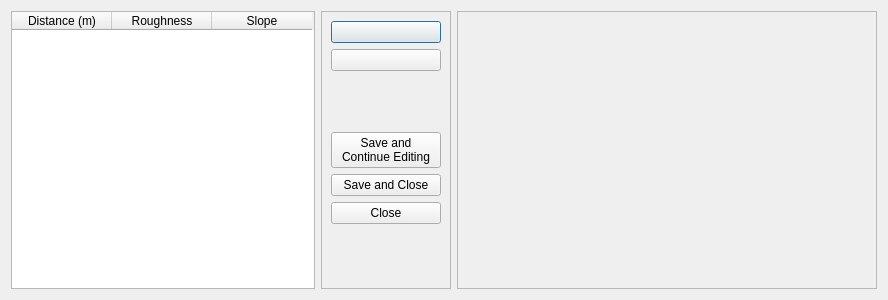
The window that ui/buffer_segment.ui (Inigobarbe/VFSMOD-GUI) describes before a commit, drawn with Qt 5.
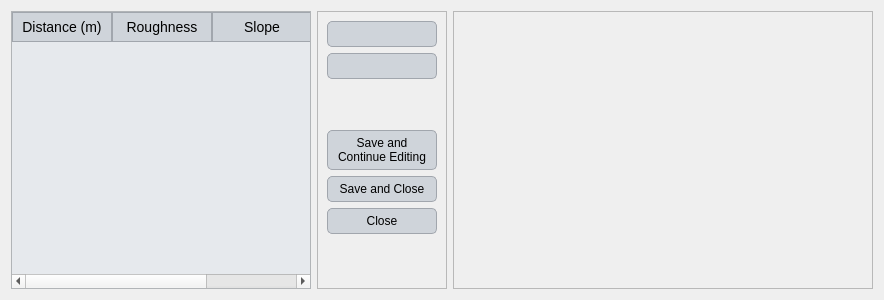
The same window after the commit.

Diff of the .ui file:
```diff
--- a/ui/buffer_segment.ui
+++ b/ui/buffer_segment.ui
@@ -6,13 +6,116 @@
    <rect>
     <x>0</x>
     <y>0</y>
-    <width>888</width>
+    <width>884</width>
     <height>300</height>
    </rect>
   </property>
   <property name="windowTitle">
    <string>Dialog</string>
   </property>
+  <property name="styleSheet">
+   <string notr="true">QLabel {
+    font-family: 'Georgia'; /* Cambiar la fuente a Georgia */
+    font-size: 16px; /* Cambiar el tamaño de la fuente */
+    color: #000000; /* Color del texto (blanco) */
+}
+
+QLineEdit {
+    font-family: 'Georgia'; /* Cambiar la fuente a Georgia */
+    font-size: 14px; /* Cambiar el tamaño de la fuente */
+    color: #000000; /* Color del texto (blanco) */
+    background-color: #f0f0f0; /* Color de fondo del QLineEdit */
+    border: 1px solid #000000; /* Borde blanco */
+}
+
+QComboBox {
+    font-family: 'Georgia'; /* Cambiar la fuente a Georgia */
+    font-size: 14px; /* Cambiar el tamaño de la fuente */
+    color: #000000; /* Color del texto (blanco) */
+    background-color: #cfd4da; /* Fondo oscuro del ComboBox */
+}
+
+QRadioButton {
+    font-family: 'Georgia'; /* Cambiar la fuente a Georgia */
+    font-size: 14px; /* Cambiar el tamaño de la fuente */
+    color: #000000; /* Color del texto (blanco) */
+}
+
+QCheckBox {
+    font-family: 'Georgia'; /* Cambiar la fuente a Georgia */
+    font-size: 14px; /* Cambiar el tamaño de la fuente */
+    color: #000000; /* Color del texto (blanco) */
+}
+
+/* Cambiar la fuente y estilo de los QPushButton */
+QPushButton {
+    font-family: 'Georgia'; /* Cambiar la fuente */
+    font-size: 12px; /* Cambiar el tamaño de la fuente */
+    color: #000000; /* Color del texto negro */
+    background-color: #cfd4da; /* Fondo gris claro */
+    border: 1px solid #a1a6ad; /* Borde gris medio */
+    border-radius: 5px; /* Bordes redondeados */
+    padding: 5px; /* Espaciado interno */
+}
+
+/* Estilo cuando el ratón pasa sobre el botón */
+QPushButton:hover {
+    color: #000000; /* Mantener el texto negro */
+    background-color: #b7bcc3; /* Fondo gris un poco más oscuro al pasar el mouse */
+}
+
+/* Estilo cuando el botón está presionado */
+QPushButton:pressed {
+    background-color: #a6acb3; /* Fondo ligeramente más oscuro al presionar */
+    color: #000000; /* Mantener el texto negro cuando se presiona */
+}
+
+
+
+/* Estilo general para QTableWidget y QTableView */
+QTableWidget, QTableView {
+    font-family: 'Georgia'; /* Cambiar la fuente a Georgia */
+    font-size: 14px; /* Tamaño de la fuente */
+    color: #000000; /* Color del texto negro */
+    background-color: #e6e9ed; /* Fondo gris claro para la tabla */
+    gridline-color: #a1a6ad; /* Color de las líneas de la tabla (gris medio) */
+    selection-background-color: #b7bcc3; /* Color de fondo cuando se selecciona una celda (gris suave) */
+    selection-color: #000000; /* Color del texto cuando la celda está seleccionada (negro) */
+}
+
+/* Estilo para el encabezado horizontal de la tabla */
+QHeaderView::section {
+    font-family: 'Georgia'; /* Cambiar la fuente a Georgia */
+    font-size: 14px; /* Tamaño de la fuente */
+    color: #000000; /* Color del texto negro */
+    background-color: #cfd4da; /* Fondo gris claro del encabezado */
+    border: 1px solid #a1a6ad; /* Borde gris medio entre las secciones */
+    padding: 4px; /* Espaciado interno en el encabezado */
+}
+
+/* Estilo para las celdas de la tabla al pasar el mouse */
+QTableWidget::item:hover, QTableView::item:hover {
+    background-color: #b7bcc3; /* Fondo gris suave al pasar el mouse */
+    color: #000000; /* Mantener el texto negro */
+}
+
+/* Estilo para las celdas cuando están seleccionadas */
+QTableWidget::item:selected, QTableView::item:selected {
+    background-color: #a6acb3; /* Fondo gris intermedio cuando está seleccionado */
+    color: #000000; /* Texto negro cuando está seleccionado */
+}
+
+/* Ajustar el tamaño de las celdas */
+QTableWidget::item, QTableView::item {
+    padding: 4px; /* Espaciado interno de las celdas */
+}
+
+/* Estilo para el borde inferior de la tabla */
+QTableCornerButton::section {
+    background-color: #cfd4da; /* Fondo del botón de esquina */
+    border: 1px solid #a1a6ad; /* Borde gris medio del botón de esquina */
+}</string>
+  </property>
   <layout class="QGridLayout" name="gridLayout_2">
    <item row="0" column="0">
     <widget class="QTableWidget" name="tableWidget">
```
